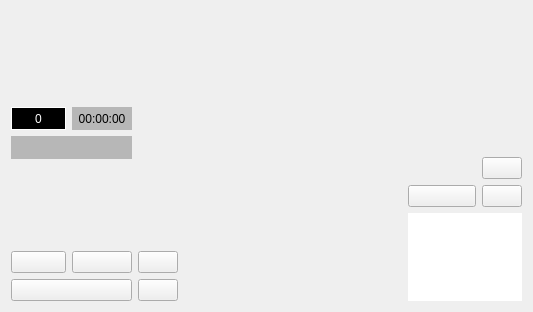
Old version of the form EnforcementComponentWidget.ui in the repository wruwami/TPCAM-M30.
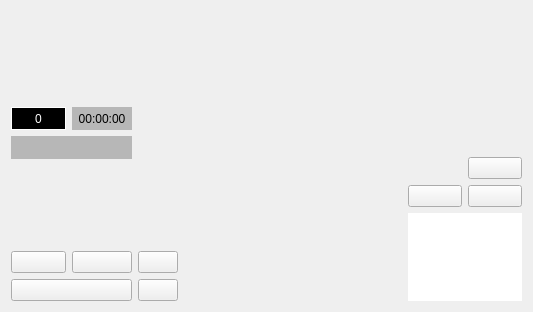
New version of the form. Custom widgets are drawn as their Qt base class.

```diff
--- a/EnforcementComponentWidget.ui
+++ b/EnforcementComponentWidget.ui
@@ -135,7 +135,7 @@
       </layout>
      </item>
      <item>
-      <layout class="QGridLayout" name="gridLayout_9" rowstretch="20,120,50,80,80,120" columnstretch="1,0">
+      <layout class="QGridLayout" name="gridLayout_9" rowstretch="20,120,50,80,80,120" columnstretch="1,1">
        <item row="3" column="1">
         <widget class="CustomPushButton" name="saveImagePushButton">
          <property name="text">
```
Left out of the diff: 2 changed lines with no effect on the pictures.
